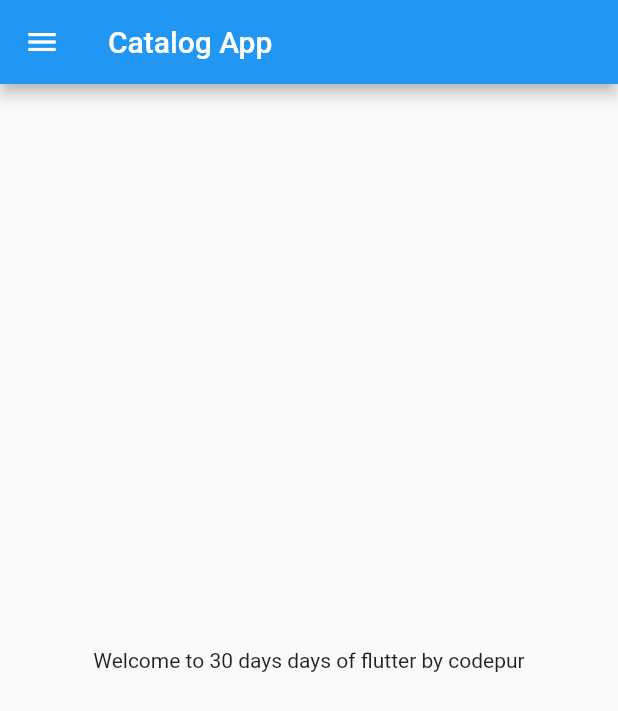
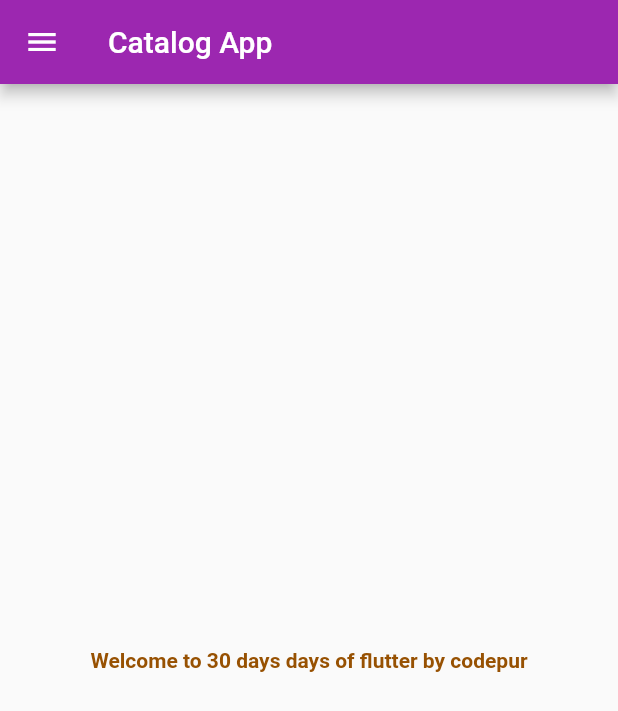
Before and after one commit to RajatKhoware/8_hours_flutter, a Flutter app: the screen it shows after launch, on a phone screen of 412 x 824 dp. Shown: the top 711 px of the screen. Run offline on Flutter 3.47's test engine with Material 2 defaults, Android fonts, the phone set to English and light mode, and no system bars.

Commit message:
Day 2 complete

```diff
--- a/lib/main.dart
+++ b/lib/main.dart
@@ -1,5 +1,6 @@
 import 'package:flutter/material.dart';
 import 'package:flutter_application_1/pages/Home_page.dart';
+import 'package:flutter_application_1/pages/Login_page.dart';
 
 void main() {
   runApp(MyApp());
@@ -13,7 +14,22 @@ class MyApp extends StatelessWidget {
   @override
   Widget build(BuildContext context) {
     return MaterialApp(
-      home: Homepage(),
+     // home: Homepage(),
+      themeMode: ThemeMode.light,
+      theme: ThemeData(
+        primarySwatch: Colors.purple
+      ),
+      darkTheme: ThemeData(
+       //  primarySwatch: Colors.red
+        brightness: Brightness.light
+      ),
+      initialRoute: "/homepage",
+      routes: {
+        "/" :(context) =>  Login_Page(),
+        "/homepage" :(context) => Homepage(),
+        "/login" :(context) =>  Login_Page(),
+      },
     );
+
   }
 }
--- a/lib/pages/Home_page.dart
+++ b/lib/pages/Home_page.dart
@@ -14,7 +14,11 @@ final int a = 30;
  ),
     body:Center(
     child:Container(
-    child:Text("Welcome to $a days days of flutter by $s"),
+    child:Text("Welcome to $a days days of flutter by $s",style: TextStyle(
+      color: Color.fromARGB(255, 151, 81, 2),
+      fontSize: 14,
+      fontWeight: FontWeight.bold,
+    ),),
    ),
  ),
     drawer:Drawer(),
```
Also changed, not shown: lib/pages/Login_page.dart (added, +17 -0 lines).
